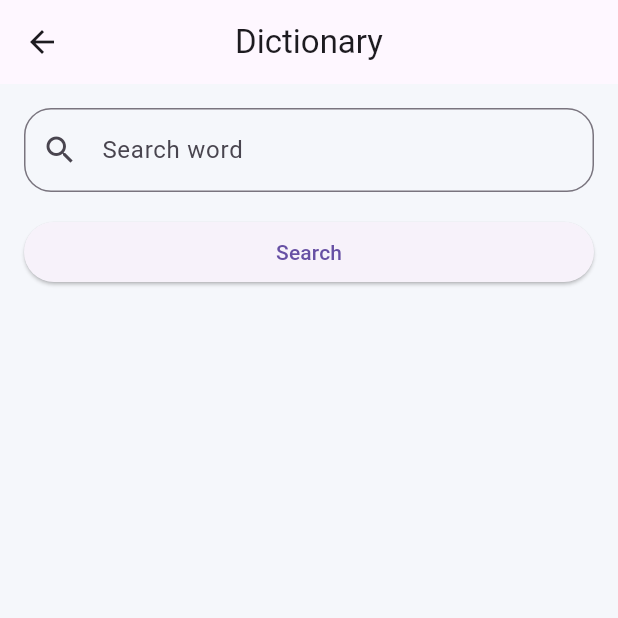
After one commit to serhatcetin-kral/english-quiz, a Flutter app: the DictionaryScreen screen opened directly, after a tap on "Search", on a phone screen of 412 x 824 dp, the top half of it. The commit adds this screen. Run offline on Flutter 3.47's test engine with Material 3 defaults, Android fonts, the phone set to English and light mode, and no system bars; our stand-ins replace confetti, shared_preferences; accounts and stored records are empty; Roboto replaces fonts that are missing (Poppins).

Commit message:
dictionary ekledim english to english

```diff
--- /dev/null
+++ b/lib/screens/dictionary_screen.dart
@@ -0,0 +1,259 @@
+import 'dart:convert';
+
+import 'package:flutter/material.dart';
+import 'package:http/http.dart' as http;
+
+class DictionaryScreen extends StatefulWidget {
+  const DictionaryScreen({super.key});
+
+  @override
+  State<DictionaryScreen> createState() =>
+      _DictionaryScreenState();
+}
+
+class _DictionaryScreenState
+    extends State<DictionaryScreen> {
+
+  final TextEditingController controller =
+  TextEditingController();
+
+  bool loading = false;
+
+  String word = '';
+  String meaning = '';
+  String example = '';
+
+  Future<void> searchWord() async {
+
+    if (controller.text.trim().isEmpty) {
+      return;
+    }
+
+    setState(() {
+      loading = true;
+    });
+
+    try {
+
+      final url = Uri.parse(
+        'https://api.dictionaryapi.dev/api/v2/entries/en/${controller.text.trim()}',
+      );
+
+      final response =
+      await http.get(url);
+
+      if (response.statusCode == 200) {
+
+        final data =
+        jsonDecode(response.body);
+
+        final first = data[0];
+
+        final meanings =
+            first['meanings'] ?? [];
+
+        if (meanings.isNotEmpty) {
+
+          final definitions =
+              meanings[0]['definitions'] ?? [];
+
+          if (definitions.isNotEmpty) {
+
+            setState(() {
+
+              word =
+                  first['word'] ?? '';
+
+              meaning =
+                  definitions[0]['definition']
+                      ?? 'No meaning found';
+
+              example =
+                  definitions[0]['example']
+                      ?? 'No example found';
+            });
+          }
+        }
+      }
+      else {
+
+        setState(() {
+
+          word = 'Not Found';
+          meaning = 'No meaning found';
+          example = '';
+        });
+      }
+    }
+    catch (e) {
+
+      setState(() {
+
+        word = 'Error';
+        meaning = 'Something went wrong';
+        example = '';
+      });
+    }
+
+    setState(() {
+      loading = false;
+    });
+  }
+
+  @override
+  Widget build(BuildContext context) {
+
+    return Scaffold(
+
+      appBar: AppBar(
+        title: const Text('Dictionary'),
+      ),
+
+      body: Padding(
+        padding: const EdgeInsets.all(16),
+
+        child: Column(
+
+          children: [
+
+            TextField(
+
+              controller: controller,
+
+              decoration: InputDecoration(
+
+                hintText: 'Search word',
+
+                prefixIcon:
+                const Icon(Icons.search),
+
+                border: OutlineInputBorder(
+                  borderRadius:
+                  BorderRadius.circular(18),
+                ),
+              ),
+            ),
+
+            const SizedBox(height: 16),
+
+            SizedBox(
+
+              width: double.infinity,
+
+              child: ElevatedButton(
+
+                onPressed: searchWord,
+
+                child: const Text('Search'),
+              ),
+            ),
+
+            const SizedBox(height: 24),
+
+            if (loading)
+              const CircularProgressIndicator(),
+
+            if (word.isNotEmpty)
+
+              Expanded(
+
+                child: SingleChildScrollView(
+
+                  child: Container(
+
+                    width: double.infinity,
+
+                    padding:
+                    const EdgeInsets.all(20),
+
+                    decoration: BoxDecoration(
+
+                      color: Colors.white,
+
+                      borderRadius:
+                      BorderRadius.circular(20),
+
+                      boxShadow: [
+
+                        BoxShadow(
+                          color:
+                          Colors.black.withOpacity(0.05),
+
+                          blurRadius: 10,
+                        ),
+                      ],
+                    ),
+
+                    child: Column(
+
+                      crossAxisAlignment:
+                      CrossAxisAlignment.start,
+
+                      children: [
+
+                        Text(
+                          word,
+
+                          style: const TextStyle(
+                            fontSize: 32,
+                            fontWeight:
+                            FontWeight.bold,
+                          ),
+                        ),
+
+                        const SizedBox(height: 20),
+
+                        const Text(
+                          'Meaning',
+
+                          style: TextStyle(
+                            fontSize: 18,
+                            fontWeight:
+                            FontWeight.bold,
+                          ),
+                        ),
+
+                        const SizedBox(height: 8),
+
+                        Text(
+                          meaning,
+                          style:
+                          const TextStyle(
+                            fontSize: 16,
+                            height: 1.5,
+                          ),
+                        ),
+
+                        const SizedBox(height: 20),
+
+                        const Text(
+                          'Example',
+
+                          style: TextStyle(
+                            fontSize: 18,
+                            fontWeight:
+                            FontWeight.bold,
+                          ),
+                        ),
+
+                        const SizedBox(height: 8),
+
+                        Text(
+                          example,
+                          style:
+                          const TextStyle(
+                            fontSize: 16,
+                            height: 1.5,
+                          ),
+                        ),
+                      ],
+                    ),
+                  ),
+                ),
+              ),
+          ],
+        ),
+      ),
+    );
+  }
+}
--- a/lib/screens/home_screen.dart
+++ b/lib/screens/home_screen.dart
@@ -7,6 +7,7 @@ import 'vocabulary_levels_screen.dart';
 import 'phrasal_verbs_levels_screen.dart';
 import 'reading_levels_screen.dart';
 import 'grammar_levels_screen.dart';
+import 'dictionary_screen.dart';
 class HomeScreen extends StatelessWidget {
   const HomeScreen({super.key});
 
@@ -61,6 +62,14 @@ class HomeScreen extends StatelessWidget {
         'category': 'spelling',
         'color1': const Color(0xFF36D1DC),
         'color2': const Color(0xFF5B86E5),
+      },
+      {
+        'title': 'Dictionary',
+        'icon': Icons.book,
+        'category': 'dictionary',
+
+        'color1': const Color(0xFF4776E6),
+        'color2': const Color(0xFF8E54E9),
       },
     ];
 
@@ -191,6 +200,17 @@ class HomeScreen extends StatelessWidget {
                     MaterialPageRoute(
                       builder: (_) =>
                       const SpellingLevelsScreen(),
+                    ),
+                  );
+                }
+                else if (item['category'] == 'dictionary') {
+
+                  Navigator.push(
+                    context,
+
+                    MaterialPageRoute(
+                      builder: (_) =>
+                      const DictionaryScreen(),
                     ),
                   );
                 }
--- a/pubspec.yaml
+++ b/pubspec.yaml
@@ -14,7 +14,7 @@ dependencies:
   confetti: ^0.8.0
   cupertino_icons: ^1.0.8
   shared_preferences: ^2.2.2
-
+  http: ^1.1.0
   flutter_localizations:
     sdk: flutter
 
```
Also changed, not shown: pubspec.lock.
